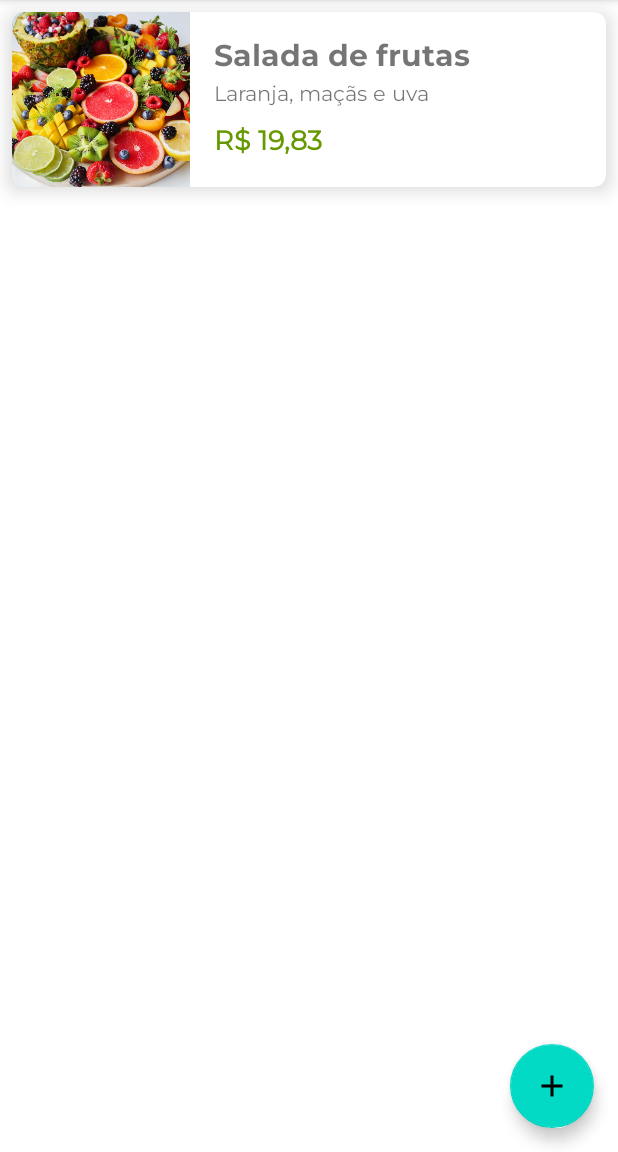
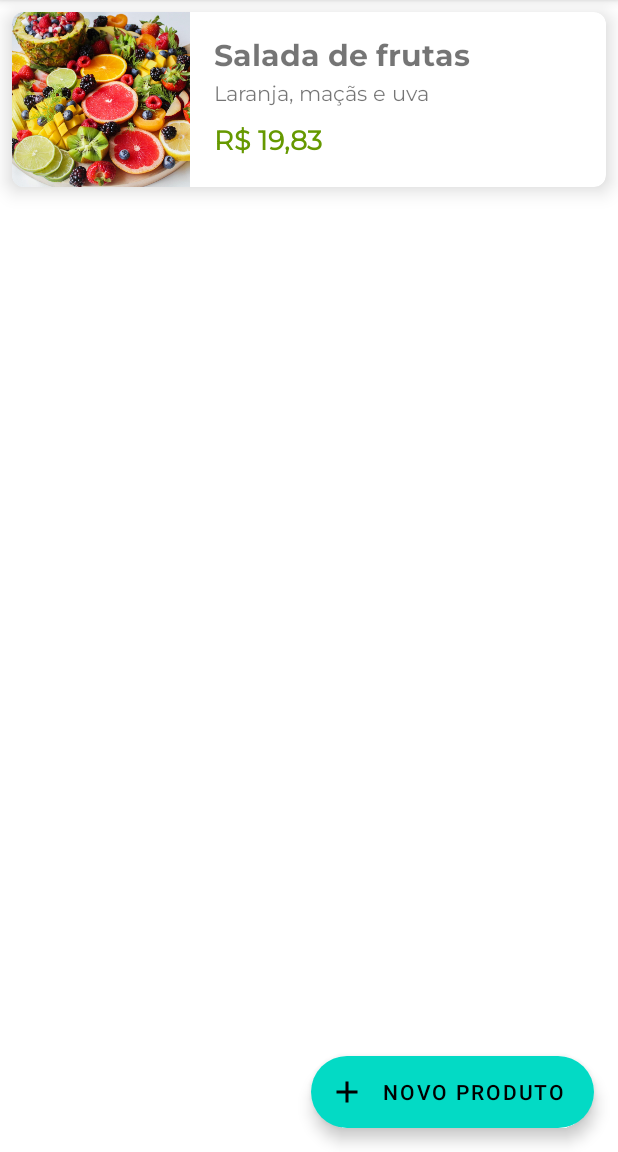
Before and after one commit to alura-cursos/android-com-kotlin-personalizando-ui, an Android app: the screen it shows after launch (ListaProdutosActivity), on a phone screen of 412 x 824 dp, the part 84-1236 px from its top. Run offline under Robolectric (Android 15) with nearby library versions, the phone set to English and light mode, and no system bars.

Commit message:
desafio efab

```diff
--- a/app/src/main/res/layout/activity_lista_produtos_activity.xml
+++ b/app/src/main/res/layout/activity_lista_produtos_activity.xml
@@ -17,16 +17,17 @@
         app:layout_constraintTop_toTopOf="parent"
         tools:listitem="@layout/produto_item" />
 
-    <com.google.android.material.floatingactionbutton.FloatingActionButton
+    <com.google.android.material.floatingactionbutton.ExtendedFloatingActionButton
         android:id="@+id/activity_lista_produtos_fab"
         android:layout_width="wrap_content"
         android:layout_height="wrap_content"
+        android:layout_margin="16dp"
         android:clickable="true"
-        android:layout_margin="16dp"
         android:focusable="true"
+        android:text="novo produto"
+        app:icon="@drawable/ic_action_add"
         app:layout_constraintBottom_toBottomOf="parent"
-        app:layout_constraintEnd_toEndOf="parent"
-        app:srcCompat="@drawable/ic_action_add" />
+        app:layout_constraintEnd_toEndOf="parent" />
 
 
 </androidx.constraintlayout.widget.ConstraintLayout>
```
